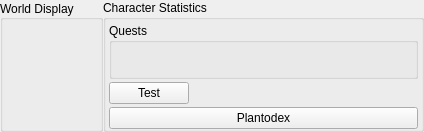
Qt form src/GameState.ui (LaceyGSC/CPlusPlus-QT-CS3503-EducationalApp) before a commit.
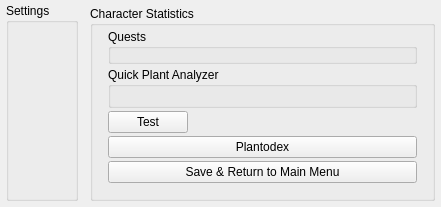
The same form after that commit.

The edit to the form file:
```diff
--- a/src/GameState.ui
+++ b/src/GameState.ui
@@ -9,8 +9,8 @@
    <rect>
     <x>0</x>
     <y>0</y>
-    <width>417</width>
-    <height>132</height>
+    <width>399</width>
+    <height>205</height>
    </rect>
   </property>
   <property name="sizePolicy">
@@ -35,28 +35,34 @@
    <property name="bottomMargin">
     <number>0</number>
    </property>
+   <property name="spacing">
+    <number>0</number>
+   </property>
    <item row="0" column="0">
     <layout class="QGridLayout" name="gameContainer">
-     <property name="spacing">
+     <property name="leftMargin">
+      <number>6</number>
+     </property>
+     <property name="topMargin">
       <number>0</number>
      </property>
-     <item row="1" column="0">
-      <widget class="QGroupBox" name="worldBox">
-       <property name="layoutDirection">
-        <enum>Qt::LeftToRight</enum>
-       </property>
-       <property name="title">
-        <string>World Display</string>
-       </property>
-       <property name="alignment">
-        <set>Qt::AlignLeading|Qt::AlignLeft|Qt::AlignVCenter</set>
-       </property>
-       <layout class="QGridLayout" name="gridLayout_3">
+     <property name="rightMargin">
+      <number>6</number>
+     </property>
+     <property name="bottomMargin">
+      <number>6</number>
+     </property>
+     <property name="spacing">
+      <number>6</number>
+     </property>
+     <item row="1" column="0" rowspan="2">
+      <widget class="QWidget" name="leftBox" native="true">
+       <layout class="QGridLayout" name="gridLayout_5">
         <property name="leftMargin">
          <number>0</number>
         </property>
         <property name="topMargin">
-         <number>0</number>
+         <number>3</number>
         </property>
         <property name="rightMargin">
          <number>0</number>
@@ -64,32 +70,83 @@
         <property name="bottomMargin">
          <number>0</number>
         </property>
+        <property name="horizontalSpacing">
+         <number>0</number>
+        </property>
+        <property name="verticalSpacing">
+         <number>3</number>
+        </property>
         <item row="0" column="0">
-         <layout class="QGridLayout" name="worldContainer"/>
+         <widget class="QGroupBox" name="settingsBox">
+          <property name="title">
+           <string>Settings</string>
+          </property>
+          <layout class="QFormLayout" name="formLayout_3">
+           <property name="horizontalSpacing">
+            <number>0</number>
+           </property>
+           <property name="verticalSpacing">
+            <number>3</number>
+           </property>
+           <property name="topMargin">
+            <number>3</number>
+           </property>
+           <property name="bottomMargin">
+            <number>3</number>
+           </property>
+          </layout>
+         </widget>
         </item>
        </layout>
       </widget>
      </item>
-     <item row="1" column="1">
+     <item row="1" column="1" rowspan="2">
+      <widget class="QWidget" name="worldBox" native="true">
+       <layout class="QGridLayout" name="gridLayout_3">
+        <property name="leftMargin">
+         <number>0</number>
+        </property>
+        <property name="topMargin">
+         <number>6</number>
+        </property>
+        <property name="rightMargin">
+         <number>0</number>
+        </property>
+        <property name="bottomMargin">
+         <number>0</number>
+        </property>
+        <property name="spacing">
+         <number>0</number>
+        </property>
+       </layout>
+      </widget>
+     </item>
+     <item row="2" column="2">
       <widget class="QGroupBox" name="charStatsBox">
        <property name="enabled">
         <bool>true</bool>
        </property>
+       <property name="sizePolicy">
+        <sizepolicy hsizetype="Preferred" vsizetype="Preferred">
+         <horstretch>0</horstretch>
+         <verstretch>0</verstretch>
+        </sizepolicy>
+       </property>
        <property name="title">
         <string>Character Statistics</string>
        </property>
        <layout class="QGridLayout" name="gridLayout_2">
         <property name="leftMargin">
-         <number>3</number>
+         <number>15</number>
         </property>
         <property name="topMargin">
          <number>3</number>
         </property>
         <property name="rightMargin">
-         <number>3</number>
+         <number>15</number>
         </property>
         <property name="bottomMargin">
-         <number>0</number>
+         <number>15</number>
         </property>
         <property name="horizontalSpacing">
          <number>0</number>
@@ -97,20 +154,7 @@
         <property name="verticalSpacing">
          <number>3</number>
         </property>
-        <item row="2" column="1">
-         <widget class="QPushButton" name="pushButton">
-          <property name="sizePolicy">
-           <sizepolicy hsizetype="Maximum" vsizetype="Fixed">
-            <horstretch>0</horstretch>
-            <verstretch>0</verstretch>
-           </sizepolicy>
-          </property>
-          <property name="text">
-           <string>Test</string>
-          </property>
-         </widget>
-        </item>
-        <item row="3" column="1">
+        <item row="4" column="1">
          <widget class="QPushButton" name="plantodexButton">
           <property name="sizePolicy">
            <sizepolicy hsizetype="Minimum" vsizetype="Fixed">
@@ -123,10 +167,37 @@
           </property>
          </widget>
         </item>
+        <item row="3" column="1">
+         <widget class="QPushButton" name="pushButton">
+          <property name="sizePolicy">
+           <sizepolicy hsizetype="Maximum" vsizetype="Fixed">
+            <horstretch>0</horstretch>
+            <verstretch>0</verstretch>
+           </sizepolicy>
+          </property>
+          <property name="text">
+           <string>Test</string>
+          </property>
+         </widget>
+        </item>
+        <item row="2" column="1">
+         <widget class="QGroupBox" name="quickPlantAnalyzerContainer">
+          <property name="sizePolicy">
+           <sizepolicy hsizetype="Expanding" vsizetype="Expanding">
+            <horstretch>0</horstretch>
+            <verstretch>0</verstretch>
+           </sizepolicy>
+          </property>
+          <property name="title">
+           <string>Quick Plant Analyzer</string>
+          </property>
+          <layout class="QFormLayout" name="formLayout_2"/>
+         </widget>
+        </item>
         <item row="1" column="1">
          <widget class="QGroupBox" name="levelContainer">
           <property name="sizePolicy">
-           <sizepolicy hsizetype="Maximum" vsizetype="Expanding">
+           <sizepolicy hsizetype="Expanding" vsizetype="Expanding">
             <horstretch>0</horstretch>
             <verstretch>0</verstretch>
            </sizepolicy>
@@ -150,6 +221,13 @@
           </layout>
          </widget>
         </item>
+        <item row="5" column="1">
+         <widget class="QPushButton" name="exit">
+          <property name="text">
+           <string>Save &amp;&amp; Return to Main Menu</string>
+          </property>
+         </widget>
+        </item>
        </layout>
       </widget>
      </item>
```
